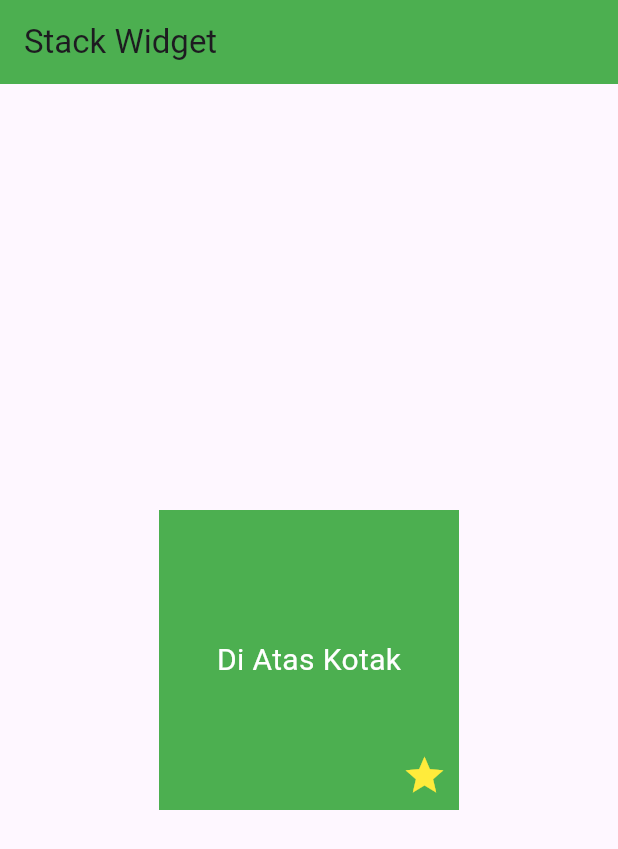
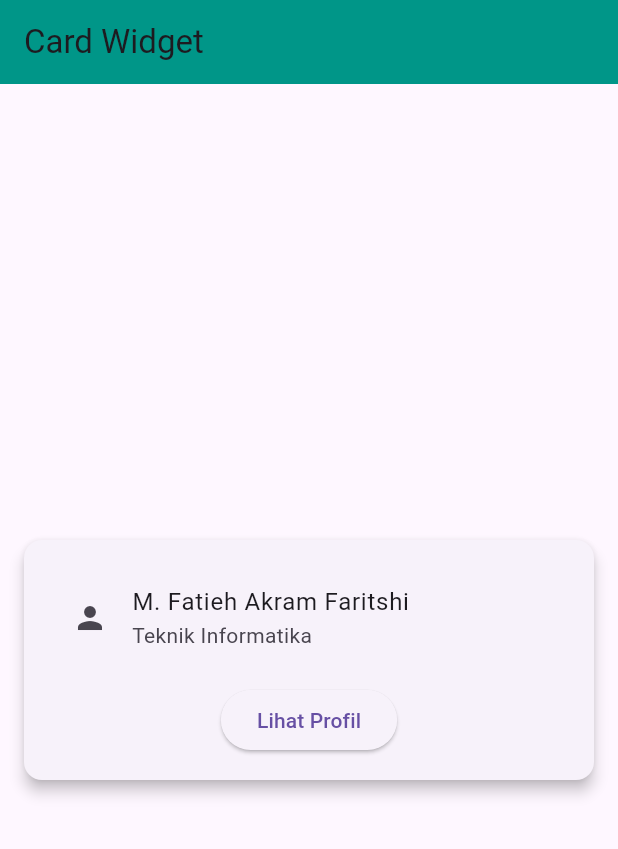
Before and after one commit to fatihfaritshi/Project-Mobile-Programming-Lanjut, a Flutter app: the screen it shows after launch, on a phone screen of 412 x 824 dp. Shown: the top 849 px of the screen. Run offline on Flutter 3.47's test engine with Material 3 defaults, Android fonts, the phone set to English and light mode, and no system bars.

Commit message:
JS 6: Styling Widget

```diff
--- a/styling_widget/lib/main.dart
+++ b/styling_widget/lib/main.dart
@@ -10,40 +10,44 @@ class MyApp extends StatelessWidget {
   @override
   Widget build(BuildContext context) {
     return MaterialApp(
-      title: 'Stack Widget Demo',
+      title: 'Card Widget Demo',
       home: Scaffold(
         appBar: AppBar(
-          title: const Text('Stack Widget'),
-          backgroundColor: Colors.green,
+          title: const Text('Card Widget'),
+          backgroundColor: Colors.teal,
         ),
-        body: Center(
-          child: Stack(
-            alignment: Alignment.center,
-            children: [
-              Container(
-                width: 200,
-                height: 200,
-                color: Colors.green,
-              ),
-              const Text(
-                'Di Atas Kotak',
-                style: TextStyle(
-                  color: Colors.white,
-                  fontSize: 20,
+        body: Stack(
+          children: [
+            Center(
+              child: Card(
+                elevation: 4,
+                margin: const EdgeInsets.all(16),
+                child: Padding(
+                  padding: const EdgeInsets.all(16.0),
+                  child: Column(
+                    mainAxisSize: MainAxisSize.min,
+                    children: [
+                      const ListTile(
+                        leading: Icon(Icons.person),
+                        title: Text('M. Fatieh Akram Faritshi'),
+                        subtitle: Text('Teknik Informatika'),
+                      ),
+                      const SizedBox(height: 8),
+                      // TUGAS TAMBAHAN
+                      ElevatedButton(
+                        onPressed: () {
+                          ScaffoldMessenger.of(context).showSnackBar(
+                            const SnackBar(content: Text('Profil dibuka')),
+                          );
+                        },
+                        child: const Text('Lihat Profil'),
+                      ),
+                    ],
+                  ),
                 ),
               ),
-              // TUGAS TAMBAHAN
-              const Positioned(
-                bottom: 8,
-                right: 8,
-                child: Icon(
-                  Icons.star,
-                  color: Colors.yellow,
-                  size: 30,
-                ),
-              ),
-            ],
-          ),
+            ),
+          ],
         ),
       ),
     );
```
